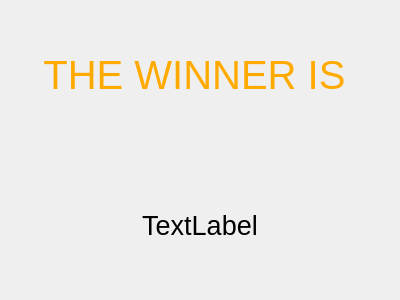
TithSambath/Game-XO, file winner.ui: the form before one commit.
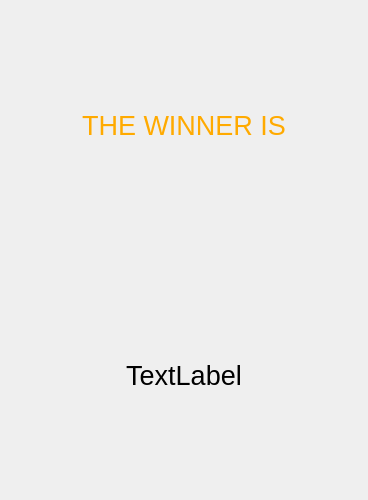
The form after the commit. Icons and pictures are not drawn.

Patch:
```diff
--- a/winner.ui
+++ b/winner.ui
@@ -6,8 +6,8 @@
    <rect>
     <x>0</x>
     <y>0</y>
-    <width>400</width>
-    <height>300</height>
+    <width>368</width>
+    <height>500</height>
    </rect>
   </property>
   <property name="windowTitle">
@@ -33,6 +33,28 @@
     <number>0</number>
    </property>
    <item row="0" column="0">
+    <widget class="QStackedWidget" name="stackedWidget">
+     <property name="styleSheet">
+      <string notr="true">border-image: url(:/Winner.png);</string>
+     </property>
+     <widget class="QWidget" name="page">
+      <layout class="QGridLayout" name="gridLayout_3">
+       <property name="leftMargin">
+        <number>0</number>
+       </property>
+       <property name="topMargin">
+        <number>0</number>
+       </property>
+       <property name="rightMargin">
+        <number>0</number>
+       </property>
+       <property name="bottomMargin">
+        <number>0</number>
+       </property>
+       <property name="spacing">
+        <number>0</number>
+       </property>
+       <item row="0" column="0">
     <layout class="QGridLayout" name="gridLayout">
      <property name="spacing">
       <number>0</number>
@@ -43,15 +65,18 @@
         <widget class="QLabel" name="label_2">
          <property name="font">
           <font>
-           <pointsize>30</pointsize>
-          </font>
-         </property>
+               <pointsize>20</pointsize>
+              </font>
+             </property>
+             <property name="layoutDirection">
+              <enum>Qt::LeftToRight</enum>
+             </property>
          <property name="styleSheet">
           <string notr="true">border-image: url(:/1600x500-blank-png - Copy.png);
 color: rgb(255, 170, 0);</string>
          </property>
          <property name="text">
-          <string>THE WINNER IS </string>
+              <string>THE WINNER IS</string>
          </property>
          <property name="alignment">
           <set>Qt::AlignCenter</set>
@@ -79,6 +104,11 @@
       </layout>
      </item>
     </layout>
+       </item>
+      </layout>
+     </widget>
+     <widget class="QWidget" name="page_2"/>
+    </widget>
    </item>
   </layout>
  </widget>
```
Left out of the diff: 7 changed lines with no effect on the pictures. Lines whose indentation alone changed are shown as unchanged.
